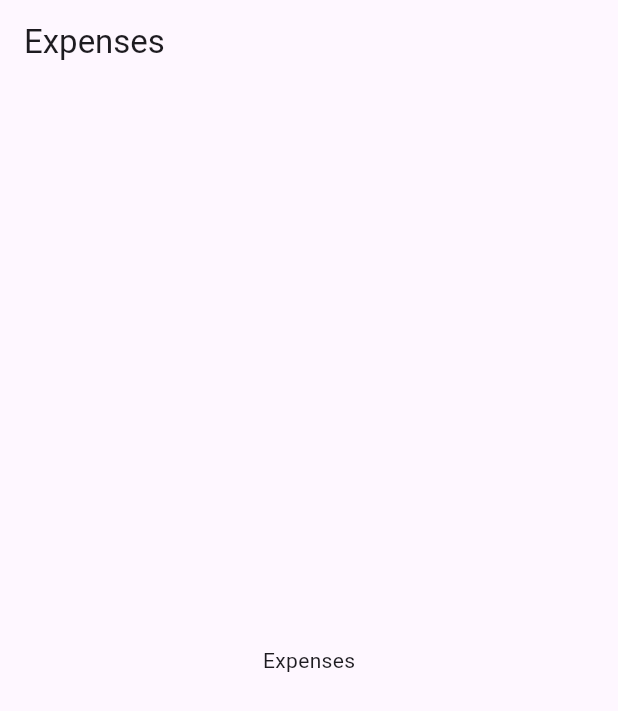
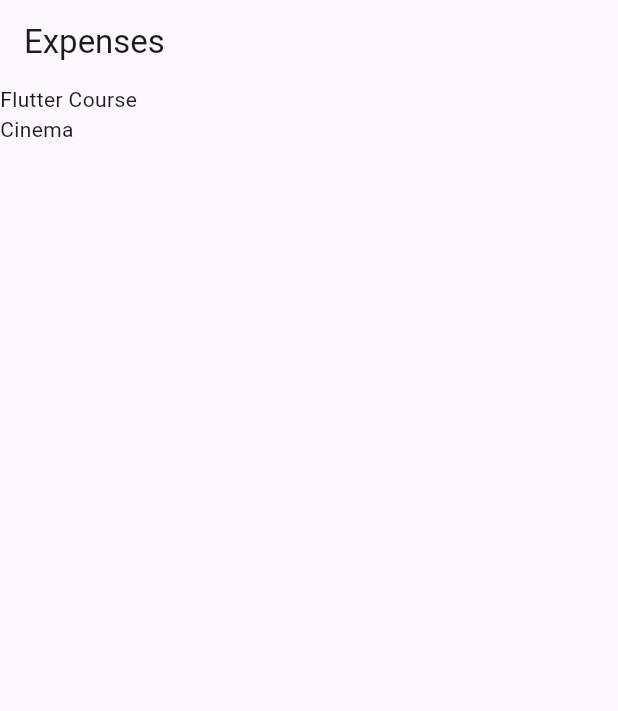
Before and after one commit to davidecarizzoni/flutter_expense_tracker_app, a Flutter app: the screen it shows after launch, on a phone screen of 412 x 824 dp. Shown: the top 711 px of the screen. Run offline on Flutter 3.47's test engine with Material 2 defaults, Android fonts, the phone set to English and light mode, and no system bars.

Commit message:
feat(exepensesList)

```diff
--- a/lib/expenses.dart
+++ b/lib/expenses.dart
@@ -1,3 +1,5 @@
+import 'package:expense_tracker/expenses_list.dart';
+import 'package:expense_tracker/models/expense.dart';
 import 'package:flutter/material.dart';
 
 class Expenses extends StatefulWidget {
@@ -10,14 +12,31 @@ class Expenses extends StatefulWidget {
 }
 
 class _ExpensesState extends State<Expenses> {
+  final List<Expense> _registeredExpenses = [
+    Expense(
+        title: 'Flutter Course',
+        amount: 19.99,
+        date: DateTime.now(),
+        category: Category.food),
+    Expense(
+        title: 'Cinema',
+        amount: 14.99,
+        date: DateTime.now(),
+        category: Category.leisure),
+  ];
+
   @override
   Widget build(BuildContext context) {
     return Scaffold(
       appBar: AppBar(
         title: const Text('Expenses'),
       ),
-      body: const Center(
-        child: Text('Expenses'),
+      body: Column(
+        children: [
+          Expanded(
+            child: ExpensesList(expenses: _registeredExpenses),
+          ),
+        ],
       ),
     );
   }
--- /dev/null
+++ b/lib/expenses_list.dart
@@ -0,0 +1,16 @@
+import 'package:expense_tracker/models/expense.dart';
+import 'package:flutter/material.dart';
+
+class ExpensesList extends StatelessWidget {
+  const ExpensesList({required this.expenses, super.key});
+
+  final List<Expense> expenses;
+
+  @override
+  Widget build(BuildContext context) {
+    return ListView.builder(
+      itemCount: expenses.length,
+      itemBuilder: (context, index) => Text(expenses[index].title),
+    );
+  }
+}
--- a/lib/main.dart
+++ b/lib/main.dart
@@ -6,7 +6,7 @@ void main() {
     MaterialApp(
       theme: ThemeData.light(useMaterial3: true),
       darkTheme: ThemeData.dark(),
-      home: const Expenses(),
+      home: Expenses(),
     ),
   );
 }
--- /dev/null
+++ b/lib/models/expense.dart
@@ -0,0 +1,20 @@
+import 'package:uuid/uuid.dart';
+
+const uuid = Uuid();
+
+enum Category { food, travel, leisure, work }
+
+class Expense {
+  Expense({
+    required this.title,
+    required this.amount,
+    required this.date,
+    required this.category,
+  }) : id = uuid.v4();
+
+  final String title;
+  final String id;
+  final double amount;
+  final DateTime date;
+  final Category category;
+}
--- a/pubspec.yaml
+++ b/pubspec.yaml
@@ -35,6 +35,7 @@ dependencies:
   # The following adds the Cupertino Icons font to your application.
   # Use with the CupertinoIcons class for iOS style icons.
   cupertino_icons: ^1.0.2
+  uuid: ^3.0.7
 
 dev_dependencies:
   flutter_test:
```
Also changed, not shown: pubspec.lock.
